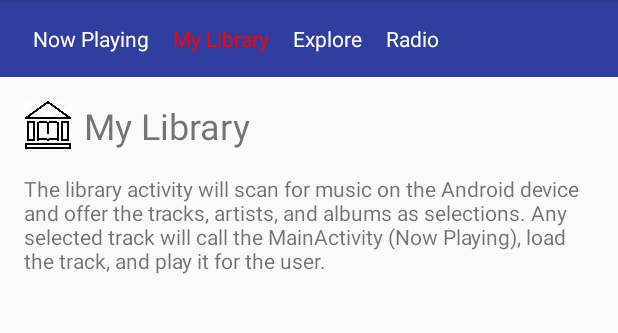
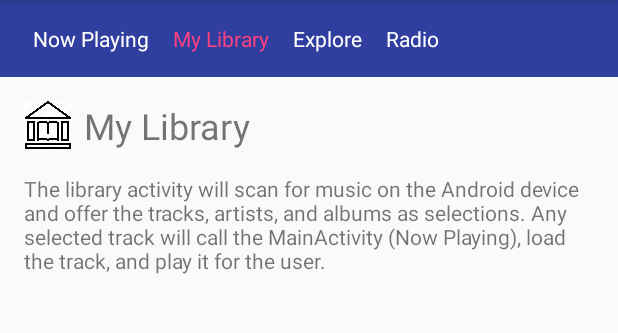
Before and after one commit to nicohel/udacMusic, an Android app: the Library screen opened directly, with no data from a screen before it, on a phone screen of 412 x 824 dp, the part 84-417 px from its top. Run offline under Robolectric (Android 15) with nearby library versions, the phone set to English and light mode, and no system bars.

Commit message:
cleaned up imports, changed highlight color

```diff
--- a/app/src/main/res/layout/activity_explore.xml
+++ b/app/src/main/res/layout/activity_explore.xml
@@ -1,6 +1,5 @@
 <?xml version="1.0" encoding="utf-8"?>
 <LinearLayout xmlns:android="http://schemas.android.com/apk/res/android"
-    xmlns:app="http://schemas.android.com/apk/res-auto"
     xmlns:tools="http://schemas.android.com/tools"
     android:layout_width="match_parent"
     android:layout_height="match_parent"
--- a/app/src/main/res/layout/activity_library.xml
+++ b/app/src/main/res/layout/activity_library.xml
@@ -1,6 +1,5 @@
 <?xml version="1.0" encoding="utf-8"?>
 <LinearLayout xmlns:android="http://schemas.android.com/apk/res/android"
-    xmlns:app="http://schemas.android.com/apk/res-auto"
     xmlns:tools="http://schemas.android.com/tools"
     android:layout_width="match_parent"
     android:layout_height="match_parent"
--- a/app/src/main/res/layout/activity_main.xml
+++ b/app/src/main/res/layout/activity_main.xml
@@ -1,6 +1,5 @@
 <?xml version="1.0" encoding="utf-8"?>
 <LinearLayout xmlns:android="http://schemas.android.com/apk/res/android"
-    xmlns:app="http://schemas.android.com/apk/res-auto"
     xmlns:tools="http://schemas.android.com/tools"
     android:layout_width="match_parent"
     android:layout_height="match_parent"
--- a/app/src/main/res/layout/activity_radio.xml
+++ b/app/src/main/res/layout/activity_radio.xml
@@ -1,6 +1,5 @@
 <?xml version="1.0" encoding="utf-8"?>
 <LinearLayout xmlns:android="http://schemas.android.com/apk/res/android"
-    xmlns:app="http://schemas.android.com/apk/res-auto"
     xmlns:tools="http://schemas.android.com/tools"
     android:layout_width="match_parent"
     android:layout_height="match_parent"
--- a/app/src/main/res/values/colors.xml
+++ b/app/src/main/res/values/colors.xml
@@ -6,5 +6,5 @@
 
     <!-- Text Colors -->
     <color name="whiteText">#fff</color>
-    <color name="selected">#FF0000</color>
+    <color name="selected">#FF4081</color>
 </resources>
```
